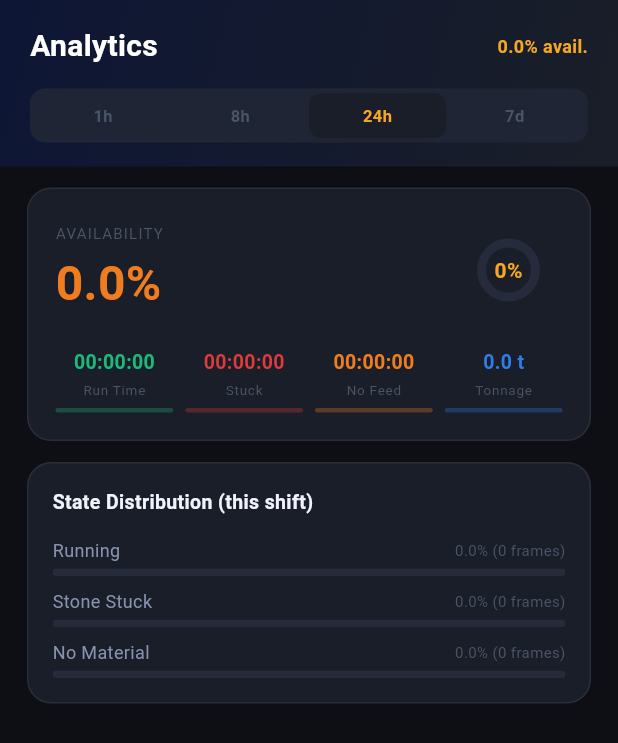
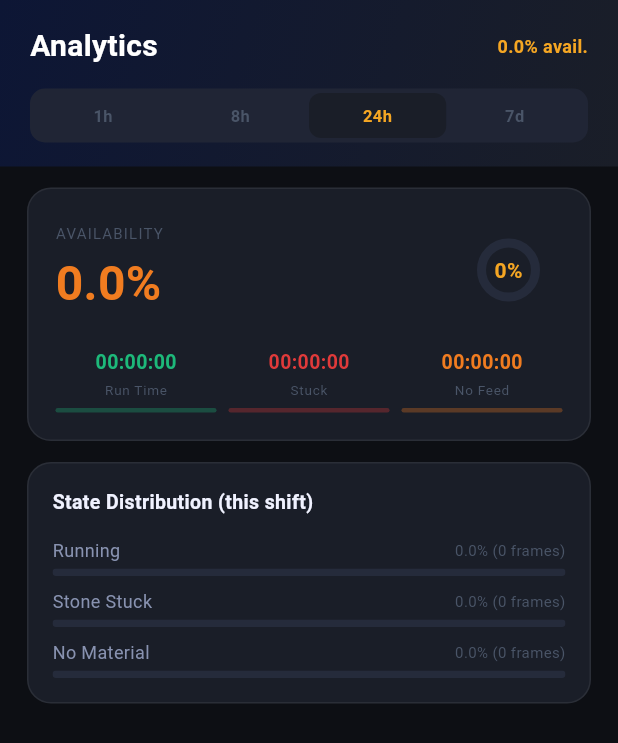
Before and after one commit to Arunsuresh677/Jaw-Crusher-Monitor, a Flutter app: the AnalyticsScreen screen opened directly, on a phone screen of 412 x 824 dp. Shown: the top 743 px of the screen. Run offline on Flutter 3.47's test engine with Material 3 defaults, Android fonts, the phone set to English and light mode, and no system bars; our stand-ins replace fl_chart, shared_preferences; accounts and stored records are empty; network calls fail.

Commit message:
Remove tonnage display — no physical sensor connected

```diff
--- a/crusher_monitor_app/lib/screens/analytics_screen.dart
+++ b/crusher_monitor_app/lib/screens/analytics_screen.dart
@@ -270,8 +270,6 @@ class _OeeSummaryCard extends StatelessWidget {
               _SubMetric(label: 'Stuck', value: timerStuck, color: AppColors.red),
               const SizedBox(width: 8),
               _SubMetric(label: 'No Feed', value: timerNoFeed, color: AppColors.orange),
-              const SizedBox(width: 8),
-              _SubMetric(label: 'Tonnage', value: '${tonnage.toStringAsFixed(1)} t', color: AppColors.blue),
             ],
           ),
         ],
--- a/crusher_monitor_app/lib/screens/dashboard_screen.dart
+++ b/crusher_monitor_app/lib/screens/dashboard_screen.dart
@@ -391,8 +391,6 @@ class _ShiftCard extends StatelessWidget {
             children: [
               _ShiftMetric(label: 'Elapsed', value: '${shift.elapsedMinutes.toStringAsFixed(0)}m', color: AppColors.blue),
               const SizedBox(width: 10),
-              _ShiftMetric(label: 'Tonnage', value: '${state.tonnageActual.toStringAsFixed(1)} t', color: AppColors.amber),
-              const SizedBox(width: 10),
               _ShiftMetric(label: 'Availability', value: '${state.availabilityPct.toStringAsFixed(1)}%', color: AppColors.green),
             ],
           ),
```
